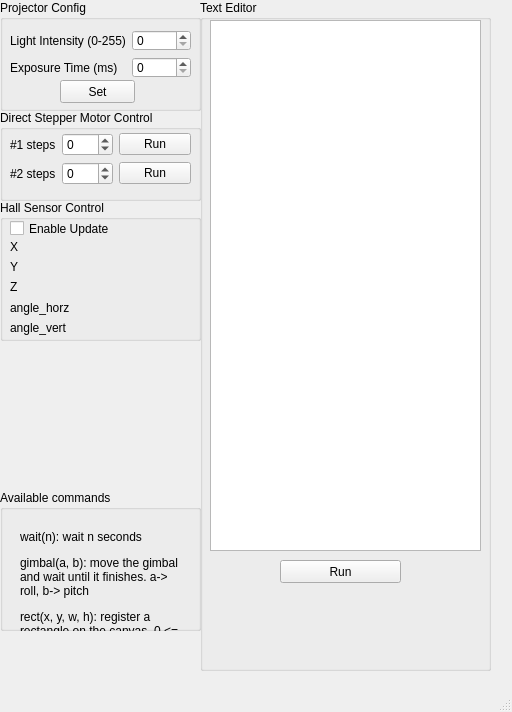
Before: the Qt Designer form client side/mainwindow.ui in atelier-ritz/pycrafter4500_stepper-based, drawn with Qt 5.
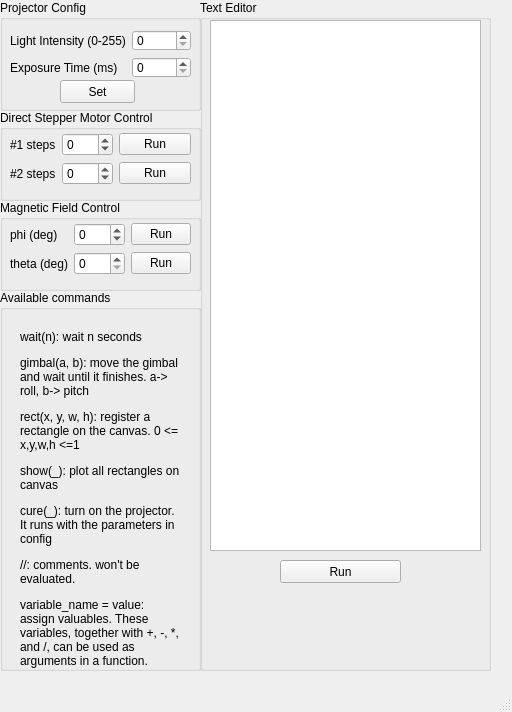
After: the same form once the commit is applied.

Patch:
```diff
--- a/client side/mainwindow.ui
+++ b/client side/mainwindow.ui
@@ -126,9 +126,9 @@
     <property name="geometry">
      <rect>
       <x>0</x>
-      <y>490</y>
+      <y>290</y>
       <width>201</width>
-      <height>141</height>
+      <height>381</height>
      </rect>
     </property>
     <property name="title">
@@ -237,89 +237,71 @@
       <x>0</x>
       <y>200</y>
       <width>201</width>
-      <height>141</height>
+      <height>91</height>
      </rect>
     </property>
     <property name="title">
-     <string>Hall Sensor Control</string>
+     <string>Magnetic Field Control</string>
     </property>
-    <widget class="QCheckBox" name="checkBox">
+    <widget class="QWidget" name="layoutWidget_2">
      <property name="geometry">
       <rect>
        <x>10</x>
-       <y>20</y>
-       <width>101</width>
-       <height>17</height>
+       <y>23</y>
+       <width>181</width>
+       <height>54</height>
       </rect>
      </property>
-     <property name="text">
-      <string>Enable Update</string>
-     </property>
-    </widget>
+     <layout class="QGridLayout" name="gridLayout_3">
+      <item row="0" column="0">
     <widget class="QLabel" name="label_6">
-     <property name="geometry">
-      <rect>
-       <x>10</x>
-       <y>40</y>
-       <width>47</width>
-       <height>13</height>
-      </rect>
-     </property>
+        <property name="text">
+         <string>phi (deg)</string>
+        </property>
+       </widget>
+      </item>
+      <item row="0" column="1">
+       <widget class="QSpinBox" name="spb_phi">
+        <property name="minimum">
+         <number>-180</number>
+        </property>
+        <property name="maximum">
+         <number>180</number>
+        </property>
+       </widget>
+      </item>
+      <item row="0" column="2">
+       <widget class="QPushButton" name="btn_phi_run">
      <property name="text">
-      <string>X</string>
-     </property>
-    </widget>
+         <string>Run</string>
+        </property>
+       </widget>
+      </item>
+      <item row="1" column="0">
     <widget class="QLabel" name="label_7">
-     <property name="geometry">
-      <rect>
-       <x>10</x>
-       <y>60</y>
-       <width>47</width>
-       <height>13</height>
-      </rect>
-     </property>
      <property name="text">
-      <string>Y</string>
-     </property>
-    </widget>
-    <widget class="QLabel" name="label_8">
-     <property name="geometry">
-      <rect>
-       <x>10</x>
-       <y>80</y>
-       <width>47</width>
-       <height>13</height>
-      </rect>
-     </property>
-     <property name="text">
-      <string>Z</string>
-     </property>
-    </widget>
-    <widget class="QLabel" name="label_9">
-     <property name="geometry">
-      <rect>
-       <x>10</x>
-       <y>100</y>
-       <width>61</width>
-       <height>16</height>
-      </rect>
-     </property>
+         <string>theta (deg)</string>
+        </property>
+       </widget>
+      </item>
+      <item row="1" column="1">
+       <widget class="QSpinBox" name="spb_theta">
+        <property name="minimum">
+         <number>0</number>
+        </property>
+        <property name="maximum">
+         <number>180</number>
+        </property>
+       </widget>
+      </item>
+      <item row="1" column="2">
+       <widget class="QPushButton" name="btn_theta_run">
      <property name="text">
-      <string>angle_horz</string>
-     </property>
-    </widget>
-    <widget class="QLabel" name="label_10">
-     <property name="geometry">
-      <rect>
-       <x>10</x>
-       <y>120</y>
-       <width>61</width>
-       <height>16</height>
-      </rect>
-     </property>
-     <property name="text">
-      <string>angle_vert</string>
-     </property>
+         <string>Run</string>
+        </property>
+       </widget>
+      </item>
+     </layout>
     </widget>
    </widget>
   </widget>
```
Left out of the diff: 11 changed lines with no effect on the pictures. Lines whose indentation alone changed are shown as unchanged.
